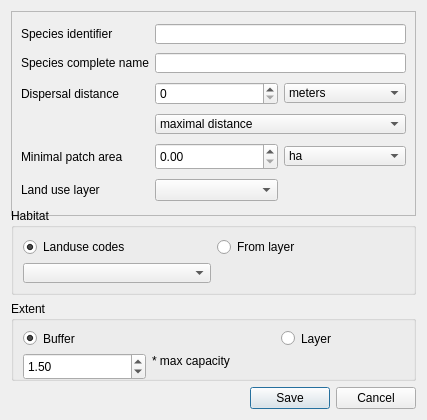
Old version of the form ui/species_dialog.ui in the repository MathieuChailloux/MitiConnect.
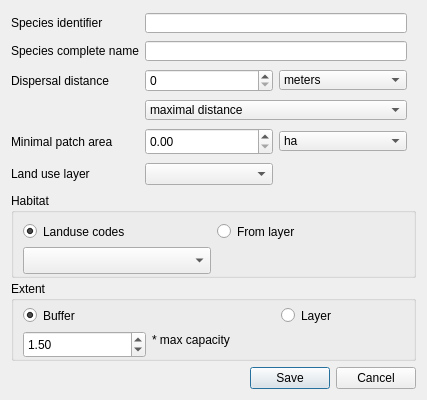
New version of the form. Custom widgets are drawn as their Qt base class.

Commit message: Preparing habitat mode for species

```diff
--- a/ui/species_dialog.ui
+++ b/ui/species_dialog.ui
@@ -7,7 +7,7 @@
     <x>0</x>
     <y>0</y>
     <width>427</width>
-    <height>420</height>
+    <height>400</height>
    </rect>
   </property>
   <property name="sizePolicy">
@@ -19,7 +19,7 @@
   <property name="minimumSize">
    <size>
     <width>0</width>
-    <height>420</height>
+    <height>400</height>
    </size>
   </property>
   <property name="maximumSize">
@@ -53,7 +53,7 @@
      <property name="minimumSize">
       <size>
        <width>0</width>
-       <height>205</height>
+       <height>190</height>
       </size>
      </property>
      <property name="maximumSize">
@@ -63,12 +63,21 @@
       </size>
      </property>
      <property name="frameShape">
-      <enum>QFrame::StyledPanel</enum>
+      <enum>QFrame::NoFrame</enum>
      </property>
      <property name="frameShadow">
       <enum>QFrame::Raised</enum>
      </property>
      <layout class="QGridLayout" name="gridLayout_3">
+      <property name="leftMargin">
+       <number>0</number>
+      </property>
+      <property name="topMargin">
+       <number>0</number>
+      </property>
+      <property name="bottomMargin">
+       <number>9</number>
+      </property>
       <item row="2" column="2">
        <widget class="QComboBox" name="speciesDispUnit">
         <property name="minimumSize">
@@ -317,6 +326,9 @@
       <string>Extent</string>
      </property>
      <layout class="QGridLayout" name="gridLayout_2">
+      <property name="topMargin">
+       <number>5</number>
+      </property>
       <item row="1" column="2">
        <widget class="QgsFileWidget" name="speciesExtentLayer">
         <property name="enabled">
@@ -393,6 +405,24 @@
    </item>
    <item row="1" column="0">
     <widget class="QGroupBox" name="groupBox_2">
+     <property name="sizePolicy">
+      <sizepolicy hsizetype="Preferred" vsizetype="Fixed">
+       <horstretch>0</horstretch>
+       <verstretch>0</verstretch>
+      </sizepolicy>
+     </property>
+     <property name="minimumSize">
+      <size>
+       <width>0</width>
+       <height>85</height>
+      </size>
+     </property>
+     <property name="maximumSize">
+      <size>
+       <width>16777215</width>
+       <height>78</height>
+      </size>
+     </property>
      <property name="title">
       <string>Habitat</string>
      </property>
@@ -437,7 +467,7 @@
         <property name="minimumSize">
          <size>
           <width>0</width>
-          <height>20</height>
+          <height>27</height>
          </size>
         </property>
        </widget>
@@ -447,6 +477,12 @@
         <property name="enabled">
          <bool>false</bool>
         </property>
+        <property name="minimumSize">
+         <size>
+          <width>0</width>
+          <height>27</height>
+         </size>
+        </property>
        </widget>
       </item>
      </layout>
```
Left out of the diff: 2 changed lines with no effect on the pictures. The commit also changes 3 other files.
